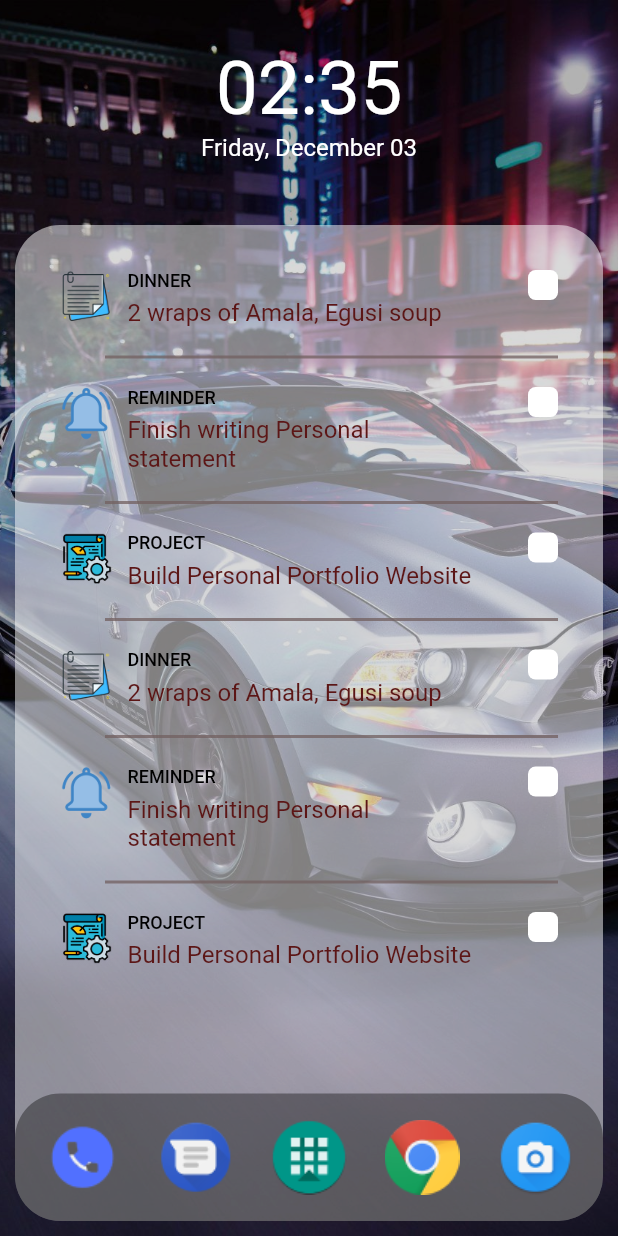
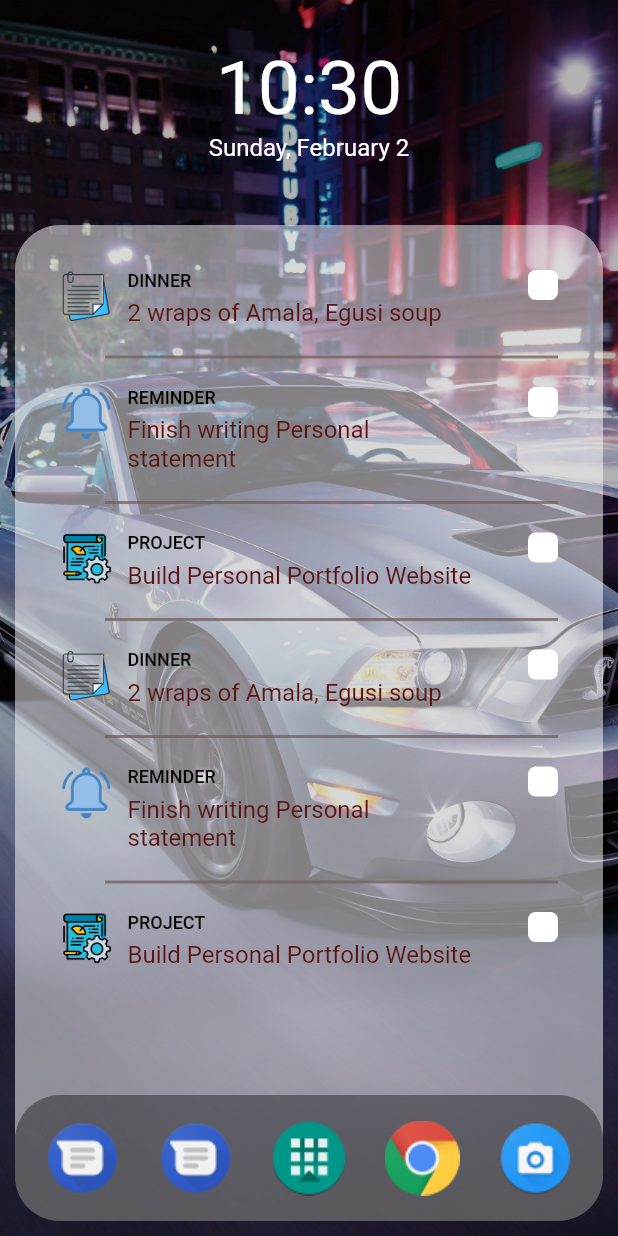
Before and after one commit to Itope84/remind_launcher, a Flutter app: the screen it shows after launch, on a phone screen of 412 x 824 dp. Run offline on Flutter 3.47's test engine with Material 2 defaults, Android fonts, the light colour scheme and no system bars; Roboto replaces fonts that are missing (Ubuntu); project files that could hold a hidden picture were left out.

Commit message:
Set dynamic time on home

```diff
--- a/lib/screens/home.dart
+++ b/lib/screens/home.dart
@@ -1,4 +1,6 @@
+import 'dart:async';
 import 'package:flutter/material.dart';
+import 'package:intl/intl.dart';
 
 enum NoticeType { REMINDER, NOTE, PROJECT }
 
@@ -8,6 +10,9 @@ class LauncherHome extends StatefulWidget {
 }
 
 class _LauncherHomeState extends State<LauncherHome> {
+  String _time = DateFormat('kk:mm').format(DateTime.now());
+  String _date = DateFormat.MMMMEEEEd().format(DateTime.now());
+
   Widget _buildNavItem(String image, String title) {
     return InkWell(
       child: Container(
@@ -87,6 +92,23 @@ class _LauncherHomeState extends State<LauncherHome> {
   }
 
   @override
+  void initState() {
+    // Get installed apps
+    Timer.periodic(
+      Duration(seconds: 1),
+      (Timer t) => setState(
+        () {
+          DateTime now = DateTime.now();
+          _time = DateFormat('kk:mm').format(now);
+          _date = DateFormat.MMMMEEEEd().format(DateTime.now());
+        },
+      ),
+    );
+
+    super.initState();
+  }
+
+  @override
   Widget build(BuildContext context) {
     return Scaffold(
       body: Container(
@@ -111,11 +133,11 @@ class _LauncherHomeState extends State<LauncherHome> {
                     crossAxisAlignment: CrossAxisAlignment.center,
                     children: <Widget>[
                       Text(
-                        "02:35",
+                        _time,
                         style: TextStyle(color: Colors.white, fontSize: 50.0),
                       ),
                       Text(
-                        "Friday, December 03",
+                        _date,
                         style: TextStyle(color: Colors.white, fontSize: 16.0),
                       )
                     ],
@@ -208,7 +230,7 @@ class _LauncherHomeState extends State<LauncherHome> {
                     child: Row(
                       mainAxisAlignment: MainAxisAlignment.spaceBetween,
                       children: <Widget>[
-                        _buildNavItem('assets/images/phone.png', "Phone"),
+                        _buildNavItem('assets/images/message.png', "Phone"),
                         _buildNavItem('assets/images/message.png', "Messages"),
                         _buildNavItem('assets/images/drawer.png', "Drawer"),
                         _buildNavItem('assets/images/chrome.png', "Browser"),
```
